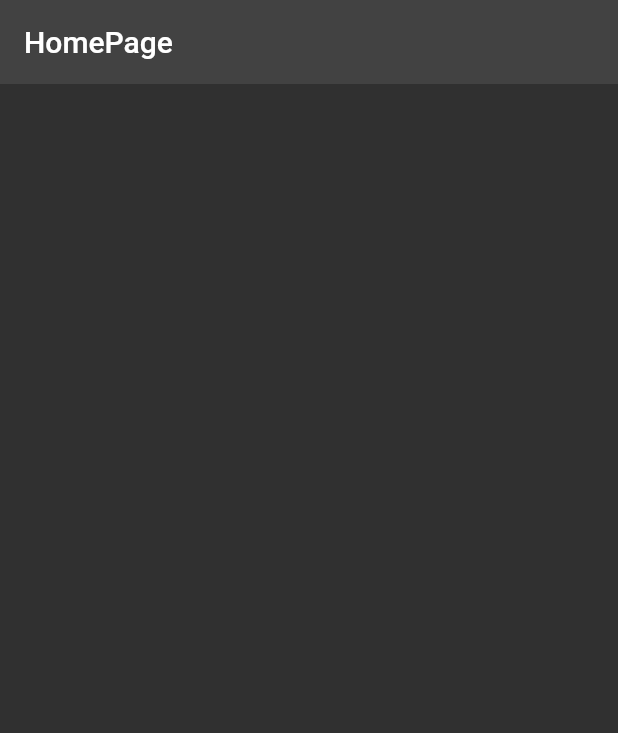
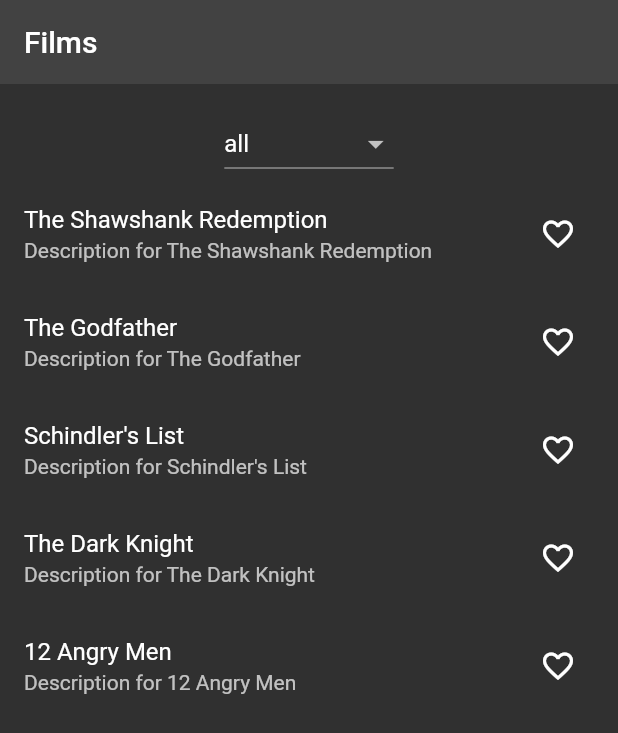
Before and after one commit to ImrulEmon/riv-example-6, a Flutter app: the screen it shows after launch, on a phone screen of 412 x 824 dp. Shown: the top 733 px of the screen. Run offline on Flutter 3.47's test engine with Material 2 defaults, Android fonts, the phone set to English and light mode, and no system bars; our stand-ins replace hooks_riverpod.

Commit message:
Example 6 : Complete

```diff
--- a/lib/main.dart
+++ b/lib/main.dart
@@ -1,3 +1,4 @@
+// ignore_for_file: public_member_api_docs, sort_constructors_first
 import 'package:flutter/material.dart';
 import 'package:hooks_riverpod/hooks_riverpod.dart';
 
@@ -8,6 +9,119 @@ void main() {
     ),
   );
 }
+
+@immutable
+class Film {
+  final String id;
+  final String title;
+  final String description;
+  final bool isFavourite;
+
+  const Film({
+    required this.id,
+    required this.title,
+    required this.description,
+    required this.isFavourite,
+  });
+
+  Film copy({
+    required bool isFavourite,
+  }) =>
+      Film(
+        id: id,
+        title: title,
+        description: description,
+        isFavourite: isFavourite,
+      );
+  @override
+  String toString() => 'Film(id: $id,'
+      'title: $title,'
+      'description: $description,'
+      'isFavourite: $isFavourite)';
+
+  @override
+  bool operator ==(covariant Film other) =>
+      id == other.id && isFavourite == other.isFavourite;
+
+  @override
+  int get hashCode => Object.hashAll(
+        [
+          id,
+          isFavourite,
+        ],
+      );
+}
+
+const allFilms = [
+  Film(
+    id: '1',
+    title: 'The Shawshank Redemption',
+    description: 'Description for The Shawshank Redemption',
+    isFavourite: false,
+  ),
+  Film(
+    id: '2',
+    title: 'The Godfather',
+    description: 'Description for The Godfather',
+    isFavourite: false,
+  ),
+  Film(
+    id: '3',
+    title: 'Schindler\'s List',
+    description: 'Description for Schindler\'s List',
+    isFavourite: false,
+  ),
+  Film(
+    id: '4',
+    title: 'The Dark Knight',
+    description: 'Description for The Dark Knight',
+    isFavourite: false,
+  ),
+  Film(
+    id: '5',
+    title: '12 Angry Men',
+    description: 'Description for 12 Angry Men',
+    isFavourite: false,
+  ),
+];
+
+class FilmsNotifier extends StateNotifier<List<Film>> {
+  FilmsNotifier() : super(allFilms);
+
+  void update(Film film, bool isFavourite) {
+    state = state
+        .map((thisFilm) => thisFilm.id == film.id
+            ? thisFilm.copy(isFavourite: isFavourite)
+            : thisFilm)
+        .toList();
+  }
+}
+
+enum FavouriteStatus {
+  all,
+  favourite,
+  notFavourite,
+}
+
+final favouriteStatusProvider = StateProvider<FavouriteStatus>(
+  (_) => FavouriteStatus.all,
+);
+
+final allFilmsProvider = StateNotifierProvider<FilmsNotifier, List<Film>>(
+  (_) => FilmsNotifier(),
+);
+
+final favouriteFilmsProvider = Provider<Iterable<Film>>(
+  (ref) => ref.watch(allFilmsProvider).where(
+        (film) => film.isFavourite,
+      ),
+);
+
+final notFavouriteFilmsProvider = Provider<Iterable<Film>>(
+  (ref) => ref.watch(allFilmsProvider).where(
+        (film) => !film.isFavourite,
+      ),
+);
 
 class MyApp extends StatelessWidget {
   const MyApp({super.key});
@@ -31,9 +145,108 @@ class HomePage extends ConsumerWidget {
   Widget build(BuildContext context, WidgetRef ref) {
     return Scaffold(
       appBar: AppBar(
-        title: const Text('HomePage'),
+        title: const Text('Films'),
         elevation: 0,
+      ),
+      body: Column(
+        children: [
+          const SizedBox(
+            height: 16,
+          ),
+          const FilterWidget(),
+          Consumer(
+            builder: (context, ref, child) {
+              final filter = ref.watch(favouriteStatusProvider);
+
+              switch (filter) {
+                case FavouriteStatus.all:
+                  return FilmsList(
+                    provider: allFilmsProvider,
+                  );
+
+                case FavouriteStatus.favourite:
+                  return FilmsList(
+                    provider: favouriteFilmsProvider,
+                  );
+                case FavouriteStatus.notFavourite:
+                  return FilmsList(
+                    provider: notFavouriteFilmsProvider,
+                  );
+              }
+            },
+          )
+        ],
       ),
     );
   }
 }
+
+class FilmsList extends ConsumerWidget {
+  final AlwaysAliveProviderBase<Iterable<Film>> provider;
+
+  const FilmsList({
+    super.key,
+    required this.provider,
+  });
+
+  @override
+  Widget build(BuildContext context, WidgetRef ref) {
+    final films = ref.watch(provider);
+    return Expanded(
+      child: ListView.builder(
+        itemCount: films.length,
+        itemBuilder: (context, index) {
+          final film = films.elementAt(index);
+          final favouriteIcon = film.isFavourite
+              ? const Icon(Icons.favorite)
+              : const Icon(Icons.favorite_border);
+          return ListTile(
+            title: Text(film.title),
+            subtitle: Text(film.description),
+            trailing: IconButton(
+              icon: favouriteIcon,
+              onPressed: () {
+                final isFavourite = !film.isFavourite;
+                ref.read(allFilmsProvider.notifier).update(
+                      film,
+                      isFavourite,
+                    );
+              },
+            ),
+          );
+        },
+      ),
+    );
+  }
+}
+
+class FilterWidget extends StatelessWidget {
+  const FilterWidget({super.key});
+
+  @override
+  Widget build(BuildContext context) {
+    return Consumer(
+      builder: (context, ref, child) {
+        return DropdownButton(
+          value: ref.watch(favouriteStatusProvider),
+          items: FavouriteStatus.values
+              .map(
+                (fs) => DropdownMenuItem(
+                    value: fs,
+                    child: Text(
+                      fs.toString().split('.').last,
+                    )),
+              )
+              .toList(),
+          onChanged: (fs) {
+            ref
+                .read(
+                  favouriteStatusProvider.notifier,
+                )
+                .state = fs!;
+          },
+        );
+      },
+    );
+  }
+}
```
